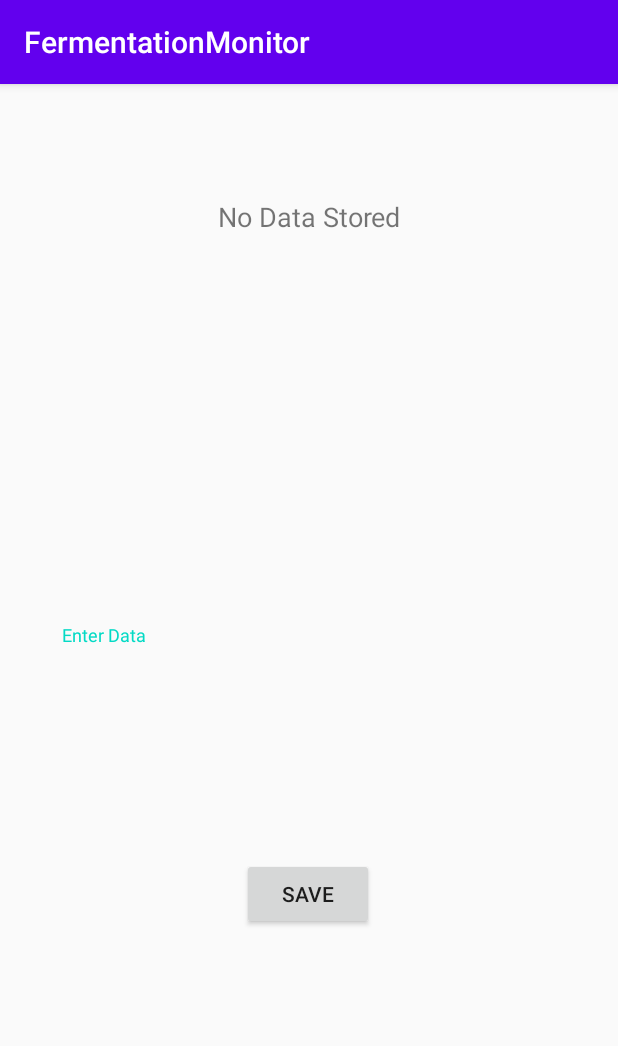
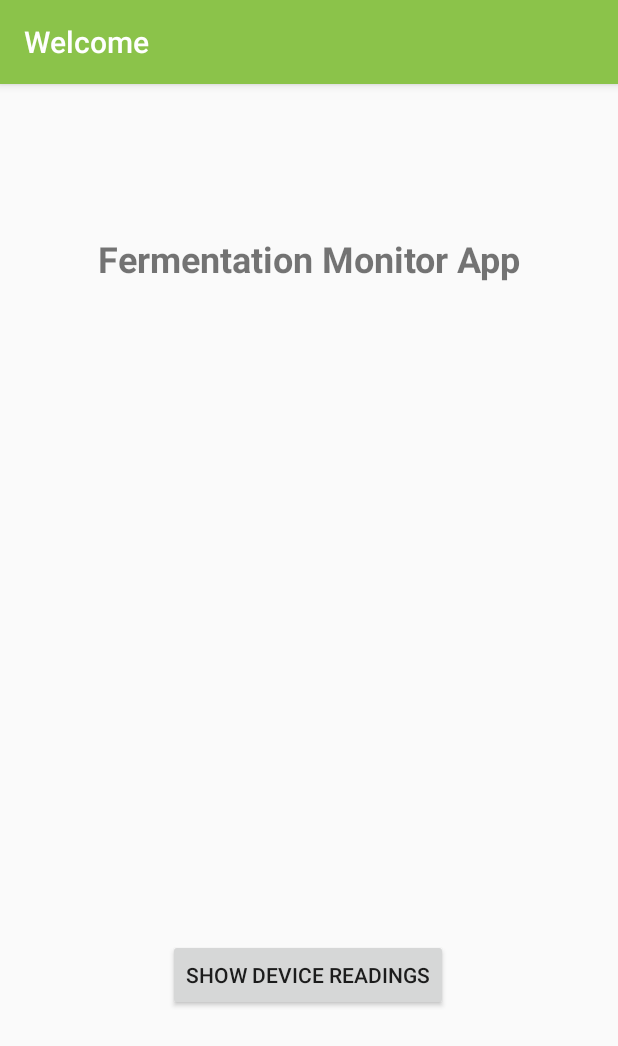
Before and after one commit to Jordan-Hum/FermentationMonitor, an Android app: the screen it shows after launch (MainActivity), on a phone screen of 412 x 824 dp. Shown: the top 1046 px of the screen. Run offline under Robolectric (Android 15) with nearby library versions, the phone set to English and light mode, and no system bars.

```diff
--- a/android/FermentationMonitor/app/src/main/AndroidManifest.xml
+++ b/android/FermentationMonitor/app/src/main/AndroidManifest.xml
@@ -16,6 +16,9 @@
                 <category android:name="android.intent.category.LAUNCHER" />
             </intent-filter>
         </activity>
+        <activity android:name=".ViewDataActivity"
+            android:parentActivityName=".MainActivity">
+        </activity>
     </application>
 
 </manifest>
--- a/android/FermentationMonitor/app/src/main/java/com/example/fermentationmonitor/MainActivity.java
+++ b/android/FermentationMonitor/app/src/main/java/com/example/fermentationmonitor/MainActivity.java
@@ -1,91 +1,39 @@
 package com.example.fermentationmonitor;
 
-import androidx.annotation.NonNull;
 import androidx.appcompat.app.AppCompatActivity;
 
+import android.content.Intent;
 import android.os.Bundle;
 import android.view.View;
 import android.widget.Button;
-import android.widget.EditText;
 import android.widget.TextView;
-import android.widget.Toast;
-
-import com.google.firebase.database.DataSnapshot;
-import com.google.firebase.database.DatabaseError;
-import com.google.firebase.database.DatabaseReference;
-import com.google.firebase.database.FirebaseDatabase;
-import com.google.firebase.database.ValueEventListener;
 
 public class MainActivity extends AppCompatActivity {
-
+    //Variables
     protected TextView textView;
-    protected EditText editText;
     protected Button button;
-    private long id = 0;
-    FirebaseDatabase db = FirebaseDatabase.getInstance();
 
     @Override
     protected void onCreate(Bundle savedInstanceState) {
         super.onCreate(savedInstanceState);
         setContentView(R.layout.activity_main);
-        Toast.makeText(MainActivity.this, "Firebase Connected Successfully", Toast.LENGTH_LONG).show();
         setupUI();
     }
 
     //Initialize the UI
     private void setupUI() {
-        textView = findViewById(R.id.textView);
-        editText = findViewById(R.id.textEdit1);
-        button = findViewById(R.id.button);
+        getSupportActionBar().setTitle("Welcome");
+        textView = findViewById(R.id.title_main_page);
+        textView.setText("Fermentation Monitor App");
+        button = findViewById(R.id.view_data_button);
         button.setOnClickListener(onClickSaveButton);
-        loadData();
     }
 
     private Button.OnClickListener onClickSaveButton = new Button.OnClickListener() {
         @Override
         public void onClick(View v) {
-            sendData();
-        }
-    };
-
-    //Send data to Firebase
-    //**IMPORTANT** Firebase can store Objects .setValue(Object)
-    //Use .push() for auto generated Row Name
-    private void sendData() {
-        String data = editText.getText().toString().trim();
-        DatabaseReference dbRef = db.getReference();
-
-        dbRef.child("TableName").child("RowName"+id).child("ColumnName").setValue(data);
-        loadData();
-        id++;
-    }
-
-    //Get data from Firebase
-    /*
-    TODO
-    Learn how ValueEventListener works
-    Learn when ValueEventListener gets called
-     */
-    private void loadData() {
-        DatabaseReference dbRef = db.getReference();
-
-        dbRef.child("TableName").child("RowName"+id).addValueEventListener(dataListener);
-    }
-
-    ValueEventListener dataListener =  new ValueEventListener() {
-        @Override
-        public void onDataChange(@NonNull DataSnapshot snapshot) {
-            if(snapshot.exists()) {
-                String data = snapshot.child("ColumnName").getValue().toString();
-                textView.setText("Previous data input: " + data);
-            } else {
-                textView.setText("No Data Stored");
-            }
-        }
-
-        @Override
-        public void onCancelled(@NonNull DatabaseError error) {
-            Toast.makeText(MainActivity.this, "Error: " + error, Toast.LENGTH_SHORT).show();
+            Intent intent = new Intent(MainActivity.this, ViewDataActivity.class);
+            startActivity(intent);
         }
     };
 }
--- a/android/FermentationMonitor/app/src/main/res/layout/activity_main.xml
+++ b/android/FermentationMonitor/app/src/main/res/layout/activity_main.xml
@@ -6,39 +6,26 @@
     android:layout_height="match_parent"
     tools:context=".MainActivity">
 
-    <com.google.android.material.textfield.TextInputLayout
-        android:layout_width="337dp"
-        android:layout_height="47dp"
-        android:hint="Enter Data"
-        app:layout_constraintBottom_toBottomOf="parent"
-        app:layout_constraintEnd_toEndOf="parent"
-        app:layout_constraintStart_toStartOf="parent"
-        app:layout_constraintTop_toTopOf="parent">
-
-        <com.google.android.material.textfield.TextInputEditText
-            android:id="@+id/textEdit1"
-            android:layout_width="match_parent"
-            android:layout_height="47dp" />
-    </com.google.android.material.textfield.TextInputLayout>
-
-    <Button
-        android:id="@+id/button"
+    <TextView
+        android:id="@+id/title_main_page"
         android:layout_width="wrap_content"
         android:layout_height="wrap_content"
-        android:layout_marginBottom="204dp"
-        android:text="Save"
-        app:layout_constraintBottom_toBottomOf="parent"
-        app:layout_constraintEnd_toEndOf="parent"
-        app:layout_constraintHorizontal_bias="0.498"
-        app:layout_constraintStart_toStartOf="parent" />
-
-    <TextView
-        android:id="@+id/textView"
-        android:layout_width="wrap_content"
-        android:layout_height="wrap_content"
-        android:layout_marginTop="76dp"
-        android:textSize="18sp"
+        android:layout_marginTop="100dp"
+        android:textAlignment="center"
+        android:textSize="24sp"
+        android:textStyle="bold"
         app:layout_constraintEnd_toEndOf="parent"
         app:layout_constraintStart_toStartOf="parent"
         app:layout_constraintTop_toTopOf="parent" />
+
+    <Button
+        android:id="@+id/view_data_button"
+        android:layout_width="wrap_content"
+        android:layout_height="wrap_content"
+        android:layout_marginBottom="150dp"
+        android:text="Show Device Readings"
+        app:layout_constraintBottom_toBottomOf="parent"
+        app:layout_constraintEnd_toEndOf="parent"
+        app:layout_constraintHorizontal_bias="0.497"
+        app:layout_constraintStart_toStartOf="parent" />
 </androidx.constraintlayout.widget.ConstraintLayout>
--- a/android/FermentationMonitor/app/src/main/res/values/colors.xml
+++ b/android/FermentationMonitor/app/src/main/res/values/colors.xml
@@ -1,6 +1,6 @@
 <?xml version="1.0" encoding="utf-8"?>
 <resources>
-    <color name="colorPrimary">#6200EE</color>
-    <color name="colorPrimaryDark">#3700B3</color>
+    <color name="colorPrimary">#8BC34A</color>
+    <color name="colorPrimaryDark">#43A047</color>
     <color name="colorAccent">#03DAC5</color>
 </resources>
```
Also changed, not shown: android/FermentationMonitor/app/src/main/java/com/example/fermentationmonitor/DataList.java (+43 -1 lines), android/FermentationMonitor/app/src/main/java/com/example/fermentationmonitor/FermentationData.java (+57 -0 lines), android/FermentationMonitor/app/src/main/java/com/example/fermentationmonitor/User.java (+57 -0 lines), android/FermentationMonitor/app/src/main/java/com/example/fermentationmonitor/ViewDataActivity.java (+61 -0 lines), android/FermentationMonitor/app/src/main/res/layout/activity_view_data.xml (+20 -0 lines), android/FermentationMonitor/app/src/main/res/layout/data_list_layout.xml (+25 -3 lines).
